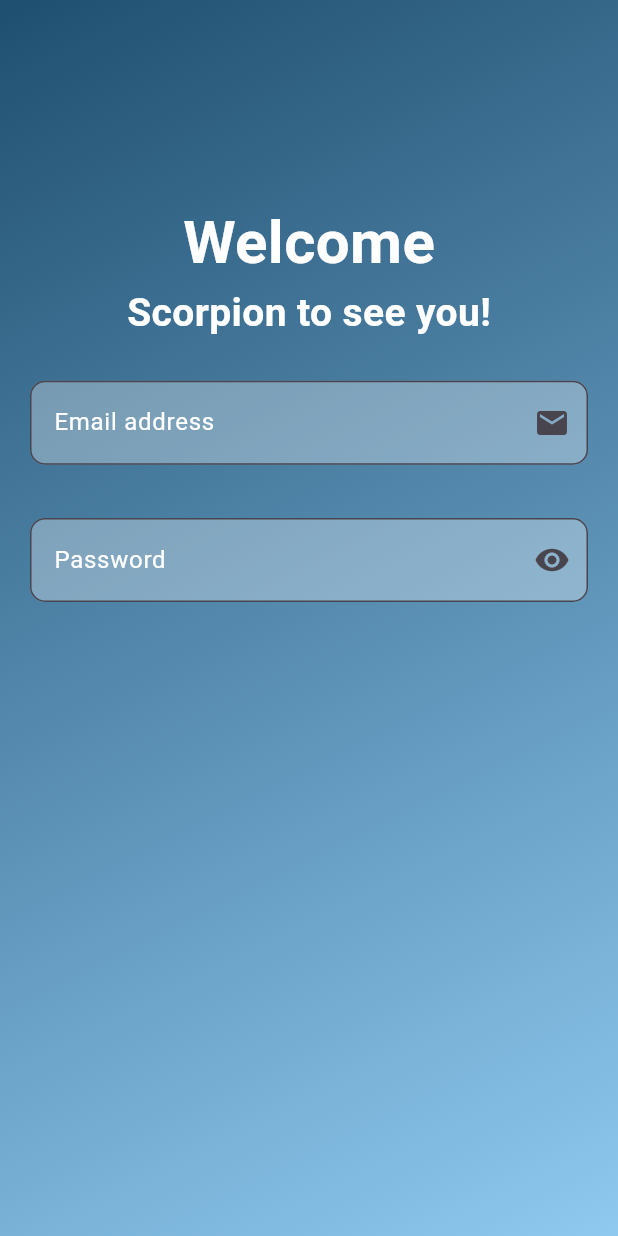
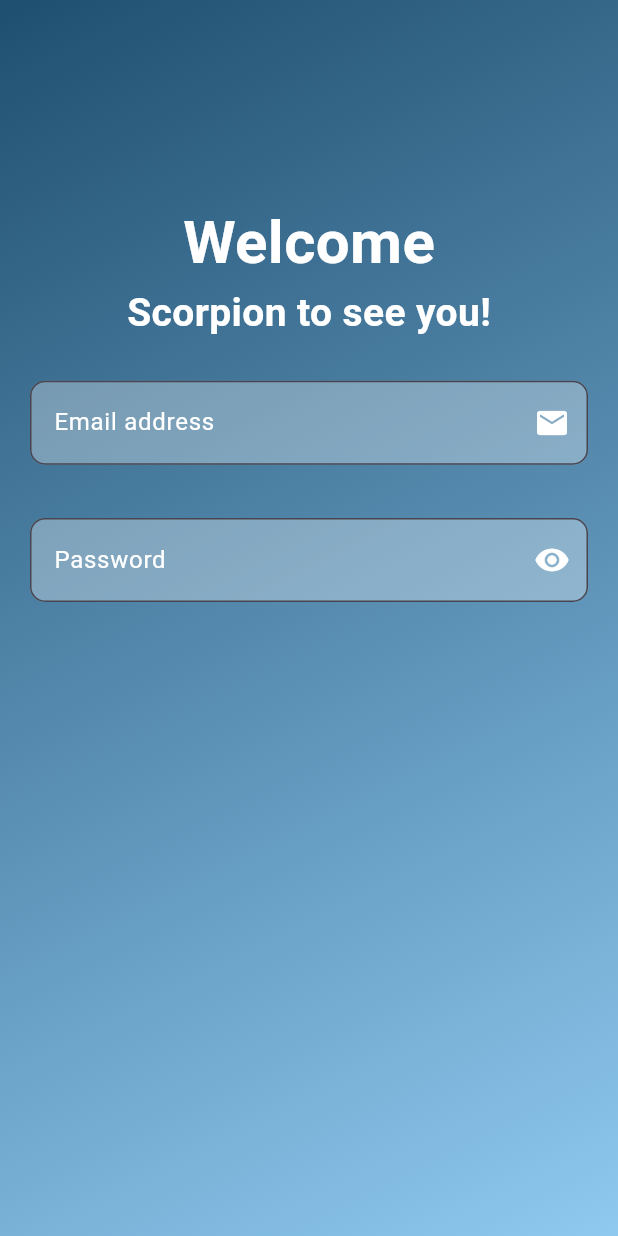
Before and after one commit to minhthongnt2610/flutter-exercises, a Flutter app: the screen it shows after launch, on a phone screen of 412 x 824 dp. Run offline on Flutter 3.47's test engine with Material 3 defaults, Android fonts, the phone set to English and light mode, and no system bars; our stand-ins replace cloud_firestore, date_field, firebase_core, firebase_crashlytics, sqflite, video_player; accounts and stored records are empty.

Commit message:
update ui

```diff
--- a/practice_firebase/lib/screens/login_sign_up_screen/login_sign_up.dart
+++ b/practice_firebase/lib/screens/login_sign_up_screen/login_sign_up.dart
@@ -57,7 +57,7 @@ class _LoginSignUpState extends State<LoginSignUp> {
                 labelText: 'Email address',
                 hintText: 'Enter your email',
                 isPassword: false,
-                suffixIcon: Icon(Icons.email),
+                suffixIcon: Icon(Icons.email,color: Colors.white,),
               ),
               SizedBox(height: 40 * height / 928),
               FiledWidget(
@@ -65,6 +65,7 @@ class _LoginSignUpState extends State<LoginSignUp> {
                 hintText: 'Enter your password',
                 isPassword: true,
                 suffixIcon: Icon(Icons.remove_red_eye),
+
               ),
             ],
           ),
--- a/practice_firebase/lib/screens/login_sign_up_screen/widgets/filed_widget.dart
+++ b/practice_firebase/lib/screens/login_sign_up_screen/widgets/filed_widget.dart
@@ -1,10 +1,11 @@
 import 'package:flutter/material.dart';
+
 class FiledWidget extends StatefulWidget {
-  const FiledWidget({
+  FiledWidget({
     super.key,
     required this.labelText,
     required this.hintText,
-    required this.isPassword,
+    this.isPassword = false,
     required this.suffixIcon,
   });
   final String labelText;
@@ -16,14 +17,27 @@ class FiledWidget extends StatefulWidget {
 }
 
 class _FiledWidgetState extends State<FiledWidget> {
+  bool _isPassword = false;
 
   @override
   Widget build(BuildContext context) {
     return TextFormField(
       cursorColor: Colors.white,
-        obscureText: widget.isPassword,
+      obscureText: widget.isPassword ? !_isPassword : false,
       decoration: InputDecoration(
-          suffixIcon: widget.suffixIcon,
+        suffixIcon: widget.isPassword
+            ? IconButton(
+          icon: Icon(
+            _isPassword ? Icons.visibility_off : Icons.visibility,
+            color: Colors.white,
+          ),
+          onPressed: () {
+            setState(() {
+              _isPassword = !_isPassword;
+            });
+          },
+        )
+            : widget.suffixIcon,
         filled: true,
         fillColor: Colors.white.withOpacity(0.3),
         border: OutlineInputBorder(
@@ -34,7 +48,6 @@ class _FiledWidgetState extends State<FiledWidget> {
         hintText: widget.hintText,
         labelStyle: TextStyle(color: Colors.white),
         hintStyle: TextStyle(color: Colors.white),
-
       ),
       style: TextStyle(color: Colors.white),
     );
```
Lines whose indentation alone changed are shown as unchanged.
